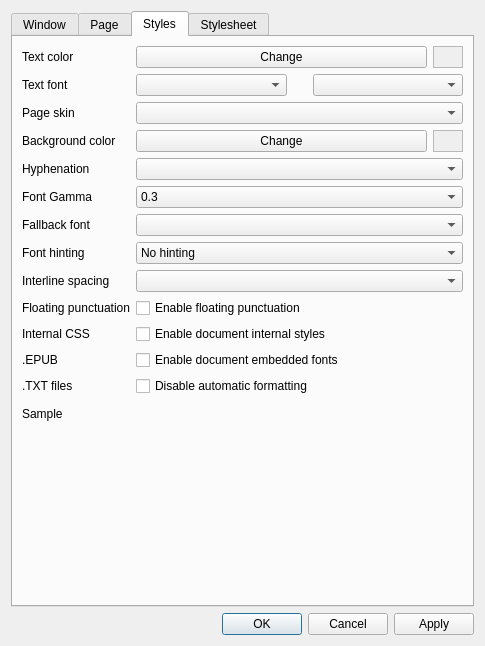
Above: cr3qt/src/settings.ui from EXL/coolreader before the change. Below: the same form after it.
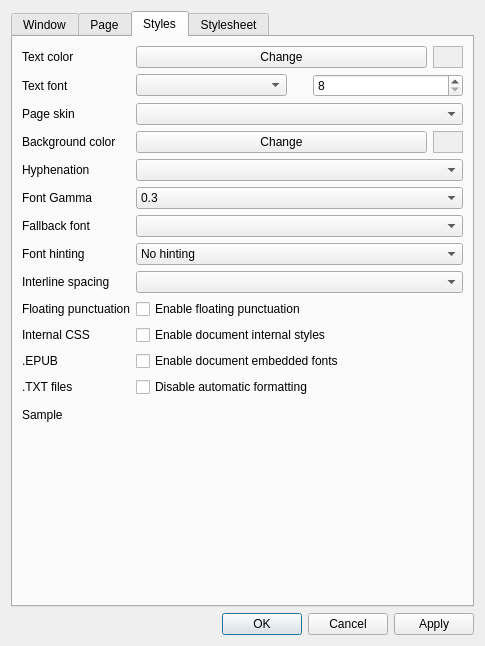
That is the form after the change. Icons and pictures are not drawn. Custom widgets are drawn as their Qt base class.

Commit message: Use SpinBoxes instead ComboBoxes for Font Sizes

Patch:
```diff
--- a/cr3qt/src/settings.ui
+++ b/cr3qt/src/settings.ui
@@ -1263,30 +1263,12 @@
             </spacer>
            </item>
            <item>
-            <widget class="QComboBox" name="cbTextFontSize">
-             <property name="sizePolicy">
-              <sizepolicy hsizetype="Preferred" vsizetype="Fixed">
-               <horstretch>0</horstretch>
-               <verstretch>0</verstretch>
-              </sizepolicy>
+            <widget class="QSpinBox" name="sbTextFontSize">
+             <property name="minimum">
+              <number>8</number>
              </property>
-             <property name="minimumSize">
-              <size>
-               <width>60</width>
-               <height>0</height>
-              </size>
-             </property>
-             <property name="maximumSize">
-              <size>
-               <width>16777215</width>
-               <height>16777215</height>
-              </size>
-             </property>
-             <property name="baseSize">
-              <size>
-               <width>60</width>
-               <height>0</height>
-              </size>
+             <property name="maximum">
+              <number>100</number>
              </property>
             </widget>
            </item>
```
Left out of the diff: 9 changed lines with no effect on the pictures. The commit also changes 3 other files.
